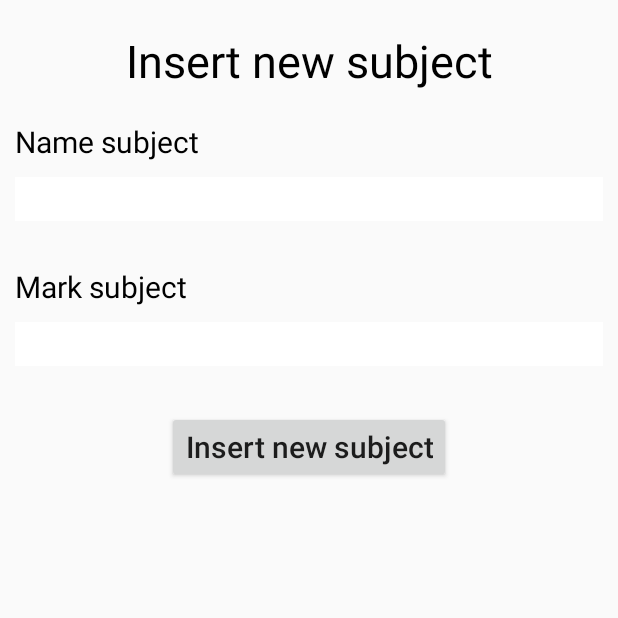
After one commit to SergiodelaMata/nativeAndroidApplicationBasic, an Android app: the InsertSubjectActivity screen opened directly, with no data from a screen before it, on a phone screen of 412 x 824 dp, the top half of it. The commit adds this screen. Run offline under Robolectric (Android 15) with nearby library versions, the phone set to English and light mode, and no system bars.

Commit message:
:sparkles: Created new activity to add a new subject. :sparkles: Created access between the different activities.

```diff
--- a/app/build.gradle
+++ b/app/build.gradle
@@ -25,6 +25,9 @@ android {
         sourceCompatibility JavaVersion.VERSION_1_8
         targetCompatibility JavaVersion.VERSION_1_8
     }
+    buildFeatures {
+        viewBinding true
+    }
 }
 
 dependencies {
@@ -32,6 +35,8 @@ dependencies {
     implementation 'androidx.appcompat:appcompat:1.3.0'
     implementation 'com.google.android.material:material:1.4.0'
     implementation 'androidx.constraintlayout:constraintlayout:2.0.4'
+    implementation 'androidx.navigation:navigation-fragment:2.4.2'
+    implementation 'androidx.navigation:navigation-ui:2.4.2'
     testImplementation 'junit:junit:4.13.2'
     androidTestImplementation 'androidx.test.ext:junit:1.1.3'
     androidTestImplementation 'androidx.test.espresso:espresso-core:3.4.0'
--- a/app/src/main/AndroidManifest.xml
+++ b/app/src/main/AndroidManifest.xml
@@ -10,10 +10,14 @@
         android:supportsRtl="true"
         android:theme="@style/Theme.AppCompat.Light.NoActionBar">
         <activity
+            android:name=".InsertSubjectActivity"
+            android:exported="false"/>
+        <activity
             android:name=".MainActivity"
             android:exported="true">
             <intent-filter>
                 <action android:name="android.intent.action.MAIN" />
+
                 <category android:name="android.intent.category.LAUNCHER" />
             </intent-filter>
         </activity>
--- /dev/null
+++ b/app/src/main/res/layout/activity_insert_subject.xml
@@ -0,0 +1,100 @@
+<?xml version="1.0" encoding="utf-8"?>
+<LinearLayout
+    xmlns:android="http://schemas.android.com/apk/res/android"
+    xmlns:app="http://schemas.android.com/apk/res-auto"
+    xmlns:tools="http://schemas.android.com/tools"
+    android:layout_width="match_parent"
+    android:layout_height="match_parent"
+    tools:context=".InsertSubjectActivity"
+    android:orientation="vertical">
+
+    <LinearLayout
+        android:layout_width="match_parent"
+        android:layout_height="wrap_content"
+        android:layout_marginTop="20dp"
+        android:layout_marginBottom="10dp"
+        android:layout_marginLeft="10dp"
+        android:layout_marginRight="10dp">
+        <TextView
+            android:layout_width="match_parent"
+            android:layout_height="wrap_content"
+            android:text="@string/InsertSubject"
+            android:textSize="30sp"
+            android:textColor="@color/black"
+            android:gravity="center"/>
+    </LinearLayout>
+
+    <LinearLayout
+        android:layout_width="match_parent"
+        android:layout_height="wrap_content"
+        android:layout_marginTop="10dp"
+        android:layout_marginBottom="20dp"
+        android:layout_marginLeft="10dp"
+        android:layout_marginRight="10dp"
+        android:gravity="center"
+        android:orientation="vertical">
+        <TextView
+            android:layout_width="match_parent"
+            android:layout_height="wrap_content"
+            android:textSize="20sp"
+            android:layout_marginBottom="10dp"
+            android:textColor="@color/black"
+            android:gravity="start"
+            android:text="@string/NameSubject"/>
+        <EditText
+            android:id="@+id/nameSubject"
+            android:layout_width="match_parent"
+            android:layout_height="wrap_content"
+            android:textSize="22sp"
+            android:background="@color/white"
+            android:textColor="@color/black"
+            android:gravity="start"
+            android:inputType="text" />
+    </LinearLayout>
+    <LinearLayout
+        android:layout_width="match_parent"
+        android:layout_height="wrap_content"
+        android:layout_marginTop="10dp"
+        android:layout_marginBottom="20dp"
+        android:layout_marginLeft="10dp"
+        android:layout_marginRight="10dp"
+        android:gravity="center"
+        android:orientation="vertical">
+        <TextView
+            android:layout_width="match_parent"
+            android:layout_height="wrap_content"
+            android:textSize="20sp"
+            android:layout_marginBottom="10dp"
+            android:textColor="@color/black"
+            android:gravity="start"
+            android:text="@string/MarkSubject"/>
+        <EditText
+            android:id="@+id/markSubject"
+            android:layout_width="match_parent"
+            android:layout_height="wrap_content"
+            android:textSize="22sp"
+            android:background="@color/white"
+            android:textColor="@color/black"
+            android:gravity="start"
+            android:inputType="numberDecimal"/>
+    </LinearLayout>
+    <LinearLayout
+        android:layout_width="match_parent"
+        android:layout_height="wrap_content"
+        android:layout_marginTop="10dp"
+        android:layout_marginBottom="20dp"
+        android:layout_marginLeft="10dp"
+        android:layout_marginRight="10dp"
+        android:gravity="center">
+        <Button
+            android:id="@+id/insertNewSubjectButton"
+            android:layout_width="wrap_content"
+            android:layout_height="wrap_content"
+            android:textSize="20sp"
+            android:textAllCaps="false"
+            android:text="@string/InsertSubject">
+        </Button>
+    </LinearLayout>
+
+
+</LinearLayout>
--- a/app/src/main/res/layout/activity_main.xml
+++ b/app/src/main/res/layout/activity_main.xml
@@ -33,8 +33,11 @@
         android:layout_marginRight="10dp"
         android:gravity="center">
         <Button
+            android:id="@+id/addNewSubject"
             android:layout_width="wrap_content"
             android:layout_height="wrap_content"
+            android:textSize="20sp"
+            android:textAllCaps="false"
             android:text="@string/AddText">
         </Button>
     </LinearLayout>
@@ -62,6 +65,4 @@
             </HorizontalScrollView>
         </ScrollView>
     </LinearLayout>
-
-
 </LinearLayout>
```
Also changed, not shown: app/src/main/java/com/example/nativeandroidapplicationbasic/InsertSubjectActivity.java (added, +121 -0 lines), app/src/main/java/com/example/nativeandroidapplicationbasic/MainActivity.java (+10 -0 lines).
